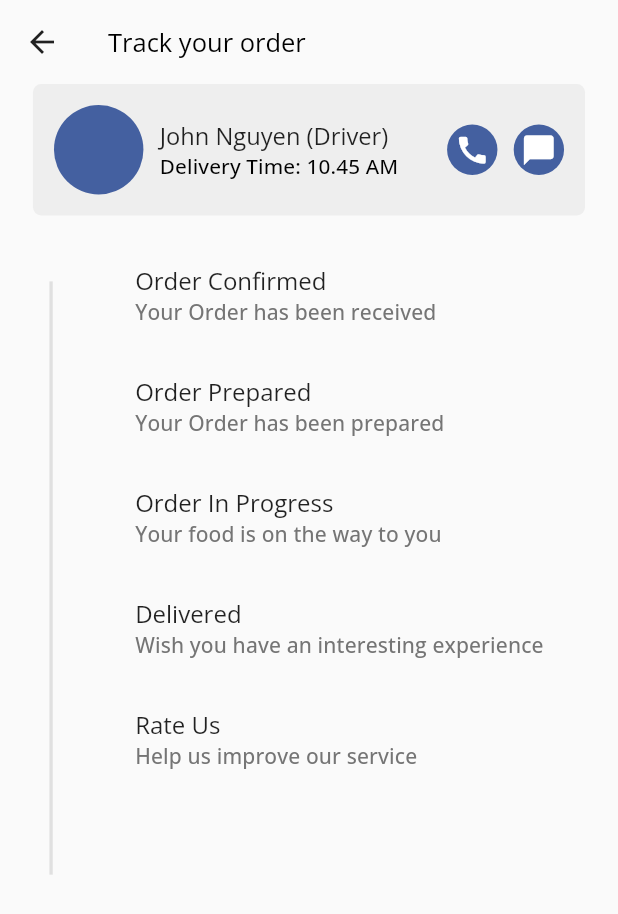
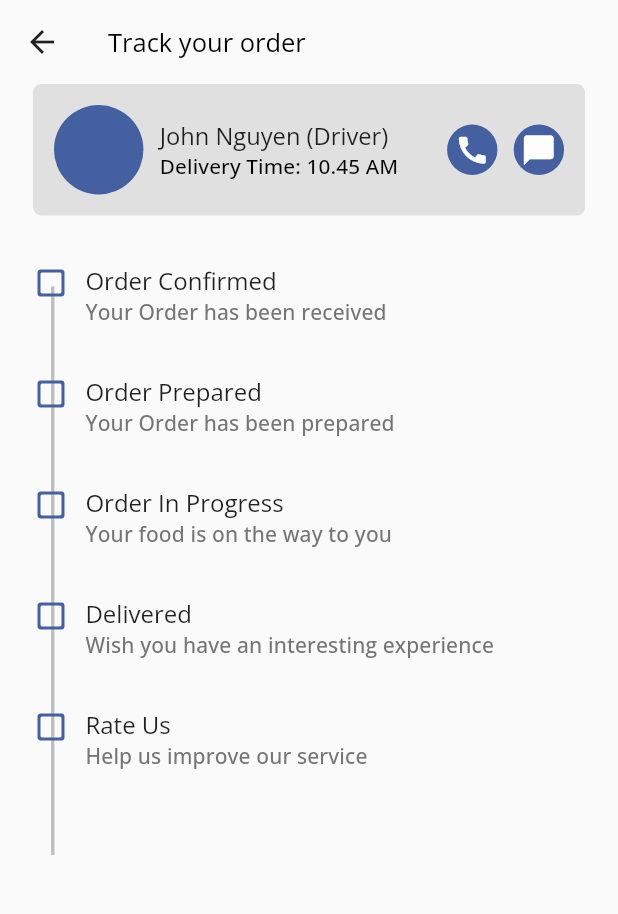
Before and after one commit to martinoyovo/flutter-restaurant-app, a Flutter app: the TrackOrder screen opened by its route, on a phone screen of 412 x 824 dp. Shown: the top 914 px of the screen. Run offline on Flutter 3.47's test engine with Material 2 defaults, Android fonts, the phone set to English and light mode, and no system bars; our stand-ins replace flutter_svg, geolocator, google_fonts, google_maps_flutter.

Commit message:
TrackOrder edited

```diff
--- a/lib/pages/driver/order/track_order.dart
+++ b/lib/pages/driver/order/track_order.dart
@@ -3,6 +3,7 @@ import 'package:food_mobile/core/utils/colors.dart';
 import 'package:food_mobile/core/utils/f_class.dart';
 import 'package:food_mobile/core/utils/size_config.dart';
 import 'package:food_mobile/widgets/f_app_bar.dart';
+import 'package:geolocator/geolocator.dart';
 
 class TrackOrder extends StatefulWidget {
   TrackOrder({Key key}) : super(key: key);
@@ -12,6 +13,7 @@ class TrackOrder extends StatefulWidget {
 }
 
 class _TrackOrderState extends State<TrackOrder> {
+  bool _isChecked = false;
   @override
   Widget build(BuildContext context) {
     SizeConfig().init(context);
@@ -39,7 +41,7 @@ class _TrackOrderState extends State<TrackOrder> {
         decoration: BoxDecoration(
           borderRadius:
           BorderRadius.circular(getProportionateScreenWidth(5)),
-          color: Colors.grey.shade200,
+          color: Colors.grey.shade300,
         ),
         child: FittedBox(
           child: Row(
@@ -89,7 +91,9 @@ class _TrackOrderState extends State<TrackOrder> {
                             Icons.messenger,
                             color: Colors.white,
                           )),
-                      onTap: () {}),
+                      onTap: () {
+                        Navigator.pushNamed(context, "/orderMessage");
+                      }),
                 ],
               ),
             ],
@@ -99,83 +103,56 @@ class _TrackOrderState extends State<TrackOrder> {
   Widget trackStatus() {
     final theme = FClass().getFTheme(context);
     final size = FClass().getFSize(context);
+    return Stack(
+      children: [
+        Container(
+          margin: EdgeInsets.only(top: getProportionateScreenWidth(13), left: getProportionateScreenWidth(11)),
+          width: getProportionateScreenWidth(2),
+          height: size.height*0.46,
+          decoration: BoxDecoration(
+              color: Colors.grey.shade400
+          ),
+        ),
+        Column(
+          mainAxisAlignment: MainAxisAlignment.start,
+          crossAxisAlignment: CrossAxisAlignment.start,
+          children: [
+            trackItem("Order Confirmed", "Your Order has been received", context),
+            trackItem("Order Prepared", "Your Order has been prepared", context),
+            trackItem("Order In Progress", "Your food is on the way to you", context),
+            trackItem("Delivered", "Wish you have an interesting experience", context),
+            trackItem("Rate Us", "Help us improve our service", context)
+          ],
+        ),
+      ],
+    );
+  }
+
+  Widget trackItem(title, subtitle, context) {
+    final theme = FClass().getFTheme(context);
     return Container(
-      margin: EdgeInsets.only(left: getProportionateScreenWidth(10)),
+      margin: EdgeInsets.only(bottom: getProportionateScreenWidth(30)),
       child: Row(
         mainAxisAlignment: MainAxisAlignment.start,
         crossAxisAlignment: CrossAxisAlignment.start,
         children: [
-          Stack(
+          GestureDetector(
+            child: Icon(_isChecked?Icons.check_box_rounded:Icons.check_box_outline_blank_rounded, color: blueColor,),
+            onTap: () {
+              setState(() {
+                _isChecked =!_isChecked;
+              });
+            },
+          ),
+          SizedBox(width: getProportionateScreenWidth(10),),
+          Column(
+            mainAxisAlignment: MainAxisAlignment.start,
+            crossAxisAlignment: CrossAxisAlignment.start,
             children: [
-              Container(
-                margin: EdgeInsets.only(top: getProportionateScreenWidth(10)),
-                width: getProportionateScreenWidth(2),
-                height: size.height*0.48,
-                decoration: BoxDecoration(
-                  color: Colors.grey.shade300
-                ),
-              ),
-              Positioned(
-                top: 0,
-                left: 10,
-                right: getProportionateScreenWidth(60),
-                child: Icon(Icons.check_box_rounded, color: primaryColor,),
-              )
+              Text(title),
+              Text(subtitle, style: theme.textTheme.subtitle2.copyWith(color: Colors.grey.shade600),),
             ],
           ),
-          SizedBox(width: getProportionateScreenWidth(50),),
-          Expanded(
-            child: Column(
-              mainAxisAlignment: MainAxisAlignment.start,
-              crossAxisAlignment: CrossAxisAlignment.start,
-              children: [
-                Column(
-                  mainAxisAlignment: MainAxisAlignment.start,
-                  crossAxisAlignment: CrossAxisAlignment.start,
-                  children: [
-                    Text("Order Confirmed"),
-                    Text("Your Order has been received", style: theme.textTheme.subtitle2.copyWith(color: Colors.grey.shade600),),
-                  ],
-                ),
-                SizedBox(height: getProportionateScreenWidth(30),),
-                Column(
-                  mainAxisAlignment: MainAxisAlignment.start,
-                  crossAxisAlignment: CrossAxisAlignment.start,
-                  children: [
-                    Text("Order Prepared"),
-                    Text("Your Order has been prepared", style: theme.textTheme.subtitle2.copyWith(color: Colors.grey.shade600),),
-                  ],
-                ),
-                SizedBox(height: getProportionateScreenWidth(30),),
-                Column(
-                  mainAxisAlignment: MainAxisAlignment.start,
-                  crossAxisAlignment: CrossAxisAlignment.start,
-                  children: [
-                    Text("Order In Progress"),
-                    Text("Your food is on the way to you", style: theme.textTheme.subtitle2.copyWith(color: Colors.grey.shade600),),
-                  ],
-                ),
-                SizedBox(height: getProportionateScreenWidth(30),),
-                Column(
-                  mainAxisAlignment: MainAxisAlignment.start,
-                  crossAxisAlignment: CrossAxisAlignment.start,
-                  children: [
-                    Text("Delivered"),
-                    Text("Wish you have an interesting experience", style: theme.textTheme.subtitle2.copyWith(color: Colors.grey.shade600),),
-                  ],
-                ),
-                SizedBox(height: getProportionateScreenWidth(30),),
-                Column(
-                  mainAxisAlignment: MainAxisAlignment.start,
-                  crossAxisAlignment: CrossAxisAlignment.start,
-                  children: [
-                    Text("Rate Us"),
-                    Text("Help us improve our service", style: theme.textTheme.subtitle2.copyWith(color: Colors.grey.shade600),),
-                  ],
-                ),
-              ],
-            )
-          )
         ],
       ),
     );
```
